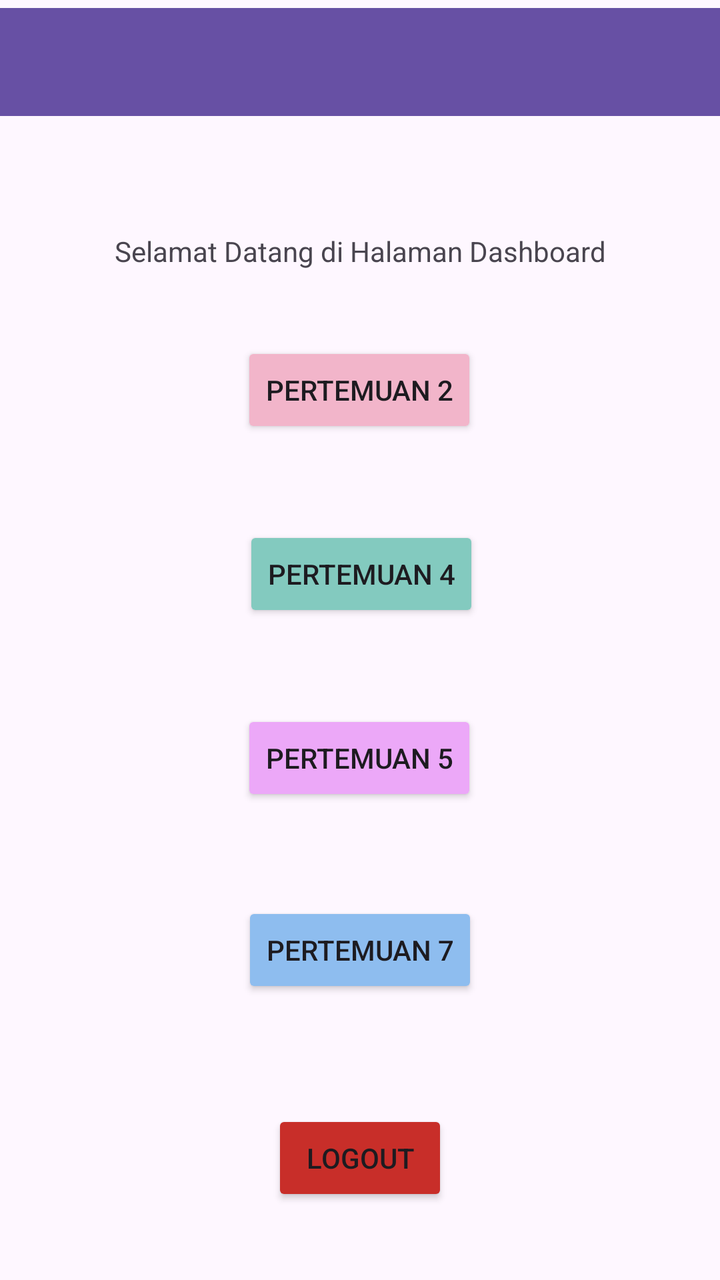
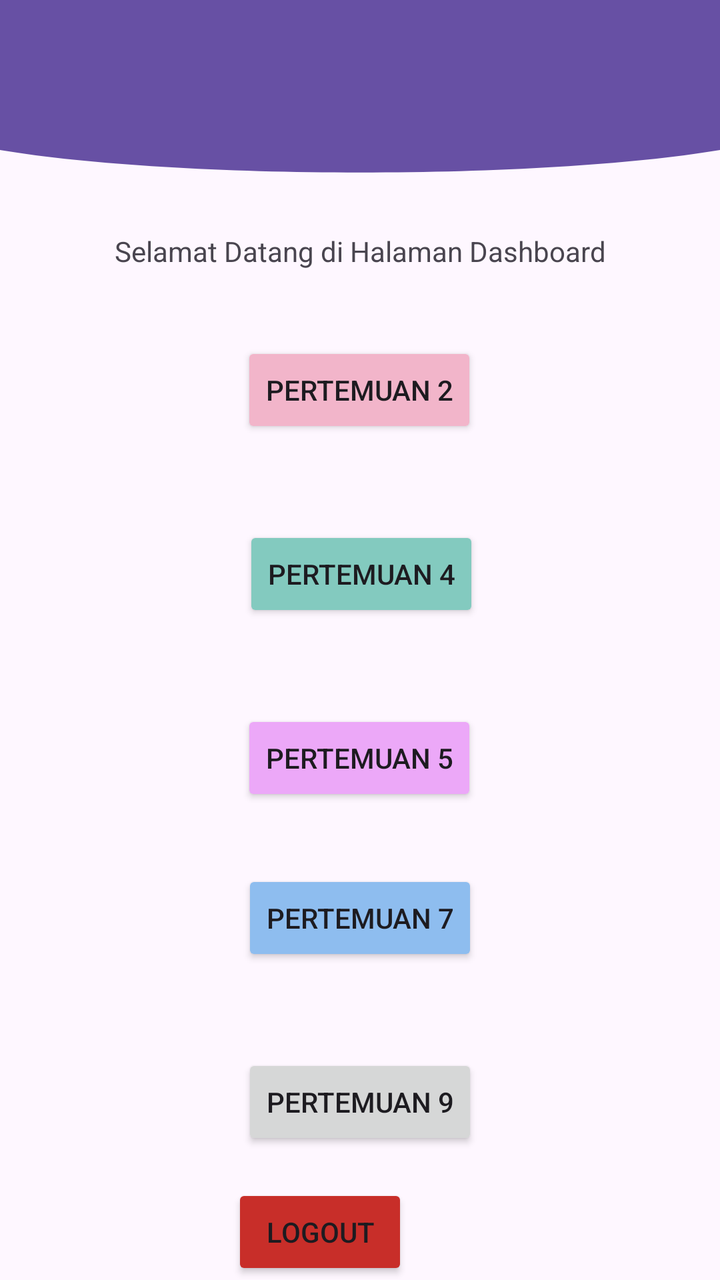

The first picture is an Android layout as it rendered before a commit; the second is the same layout after the commit. The layout source and the unified diff follow.
<!-- AndroidManifest.xml: application theme Theme.NaylaApps -->
<!-- res/layout/fragment_home.xml -->
<?xml version="1.0" encoding="utf-8"?>
<androidx.constraintlayout.widget.ConstraintLayout xmlns:android="http://schemas.android.com/apk/res/android"
    xmlns:tools="http://schemas.android.com/tools"
    android:layout_width="match_parent"
    android:layout_height="match_parent"
    xmlns:app="http://schemas.android.com/apk/res-auto"
    tools:context=".Home.HomeFragment">

    <androidx.appcompat.widget.Toolbar
        android:id="@+id/toolbar"
        android:layout_width="410dp"
        android:layout_height="54dp"
        android:layout_marginTop="4dp"
        android:background="?attr/colorPrimary"
        app:layout_constraintEnd_toEndOf="parent"
        app:layout_constraintHorizontal_bias="1.0"
        app:layout_constraintStart_toStartOf="parent"
        app:layout_constraintTop_toTopOf="parent"
        app:layout_scrollFlags="scroll|enterAlways"
        app:titleTextColor="@android:color/white" />

    <Button
        android:id="@+id/btnMain"
        android:layout_width="wrap_content"
        android:layout_height="wrap_content"
        android:layout_marginTop="44dp"
        android:text="Pertemuan 4"
        android:backgroundTint="#83CABF"
        app:layout_constraintEnd_toEndOf="parent"
        app:layout_constraintHorizontal_bias="0.503"
        app:layout_constraintStart_toStartOf="parent"
        app:layout_constraintTop_toBottomOf="@+id/btnToSecond" />

    <androidx.constraintlayout.widget.Group
        android:layout_width="wrap_content"
        android:layout_height="wrap_content"/>


    <Button
        android:id="@+id/btnToSecond"
        android:layout_width="wrap_content"
        android:layout_height="wrap_content"
        android:layout_marginTop="36dp"
        android:text="pertemuan 2"
        android:backgroundTint="#F2B5CA"
        app:layout_constraintEnd_toEndOf="parent"
        app:layout_constraintHorizontal_bias="0.498"
        app:layout_constraintStart_toStartOf="parent"
        app:layout_constraintTop_toBottomOf="@+id/textView3" />

    <Button
        android:id="@+id/btnToFifth"
        android:layout_width="wrap_content"
        android:layout_height="wrap_content"
        android:layout_marginTop="44dp"
        android:text="pertemuan 5"
        app:layout_anchor="@+id/btnMain"
        android:backgroundTint="#ECA8F8"
        app:layout_anchorGravity="end|bottom"
        app:layout_constraintEnd_toEndOf="parent"
        app:layout_constraintHorizontal_bias="0.498"
        app:layout_constraintStart_toStartOf="parent"
        app:layout_constraintTop_toBottomOf="@+id/btnMain" />

    <Button
        android:id="@+id/btnLogout"
        android:layout_width="wrap_content"
        android:layout_height="wrap_content"
        android:backgroundTint="#C82E29"
        android:layout_marginTop="56dp"
        android:text="Logout"
        app:layout_constraintBottom_toBottomOf="parent"
        app:layout_constraintEnd_toEndOf="parent"
        app:layout_constraintStart_toStartOf="parent"
        app:layout_constraintTop_toBottomOf="@+id/btnToSeventh"
        app:layout_constraintVertical_bias="0.0" />

    <Button
        android:id="@+id/btnToSeventh"
        android:layout_width="wrap_content"
        android:layout_height="wrap_content"
        android:layout_marginTop="48dp"
        android:text="Pertemuan 7"
        android:backgroundTint="#8EBDEF"
        app:layout_constraintEnd_toEndOf="parent"
        app:layout_constraintStart_toStartOf="parent"
        app:layout_constraintTop_toBottomOf="@+id/btnToFifth" />

    <TextView
        android:id="@+id/textView3"
        android:layout_width="wrap_content"
        android:layout_height="wrap_content"
        android:layout_marginTop="116dp"
        android:text="Selamat Datang di Halaman Dashboard"
        app:layout_constraintEnd_toEndOf="parent"
        app:layout_constraintStart_toStartOf="parent"
        app:layout_constraintTop_toTopOf="parent" />

</androidx.constraintlayout.widget.ConstraintLayout>
<!-- resources referenced by this layout -->
<resources>
  <style name="Theme.NaylaApps" parent="Base.Theme.NaylaApps" />
  <style name="Base.Theme.NaylaApps" parent="Theme.Material3.DayNight.NoActionBar">
          
          
      </style>
</resources>

<!-- the commit's change to res/layout/fragment_home.xml (unified diff, before → after) -->
@@ -5,6 +5,16 @@
     android:layout_height="match_parent"
     xmlns:app="http://schemas.android.com/apk/res-auto"
     tools:context=".Home.HomeFragment">
+
+    <View
+        android:id="@+id/background_header"
+        android:layout_width="0dp"
+        android:layout_height="100dp"
+        android:background="@drawable/bg_header_wave"
+        app:layout_constraintStart_toStartOf="parent"
+        app:layout_constraintEnd_toEndOf="parent"
+        app:layout_constraintTop_toTopOf="parent"/>
+
 
     <androidx.appcompat.widget.Toolbar
         android:id="@+id/toolbar"
@@ -66,22 +76,23 @@
         android:id="@+id/btnLogout"
         android:layout_width="wrap_content"
         android:layout_height="wrap_content"
+        android:layout_marginTop="44dp"
+        android:layout_marginEnd="156dp"
         android:backgroundTint="#C82E29"
-        android:layout_marginTop="56dp"
         android:text="Logout"
+
         app:layout_constraintBottom_toBottomOf="parent"
         app:layout_constraintEnd_toEndOf="parent"
-        app:layout_constraintStart_toStartOf="parent"
-        app:layout_constraintTop_toBottomOf="@+id/btnToSeventh"
+        app:layout_constraintTop_toBottomOf="@+id/button"
         app:layout_constraintVertical_bias="0.0" />
 
     <Button
         android:id="@+id/btnToSeventh"
         android:layout_width="wrap_content"
         android:layout_height="wrap_content"
-        android:layout_marginTop="48dp"
+        android:layout_marginTop="32dp"
+        android:backgroundTint="#8EBDEF"
         android:text="Pertemuan 7"
-        android:backgroundTint="#8EBDEF"
         app:layout_constraintEnd_toEndOf="parent"
         app:layout_constraintStart_toStartOf="parent"
         app:layout_constraintTop_toBottomOf="@+id/btnToFifth" />
@@ -96,4 +107,14 @@
         app:layout_constraintStart_toStartOf="parent"
         app:layout_constraintTop_toTopOf="parent" />
 
+    <Button
+        android:id="@+id/btnToNinth"
+        android:layout_width="wrap_content"
+        android:layout_height="wrap_content"
+        android:layout_marginTop="44dp"
+        android:text="Pertemuan 9"
+        app:layout_constraintEnd_toEndOf="parent"
+        app:layout_constraintStart_toStartOf="parent"
+        app:layout_constraintTop_toBottomOf="@+id/btnToSeventh" />
+
 </androidx.constraintlayout.widget.ConstraintLayout>
<!-- resource entries referenced after the edit -->
@@ -1,5 +1,35 @@
 <!-- resources referenced by this layout -->
 <resources>
+  <!-- drawable bg_header_wave (drawable) -->
+  <vector xmlns:android="http://schemas.android.com/apk/res/android"
+      android:width="100dp"
+      android:height="100dp"
+      android:viewportWidth="100"
+      android:viewportHeight="100">
+  
+      
+      <path
+          android:fillColor="?attr/colorPrimary"
+          android:pathData="
+              M0,0
+              L100,0
+              L100,40
+              C 75,55
+                25,20
+                0,40
+              Z" />
+  
+      <path
+          android:fillColor="?attr/colorPrimary"
+          android:pathData="
+              M0,0
+              L100,0
+              L100,75
+              C 75,90
+                25,90
+                0,75
+              Z" />
+  </vector>
   <style name="Theme.NaylaApps" parent="Base.Theme.NaylaApps" />
   <style name="Base.Theme.NaylaApps" parent="Theme.Material3.DayNight.NoActionBar">
           
